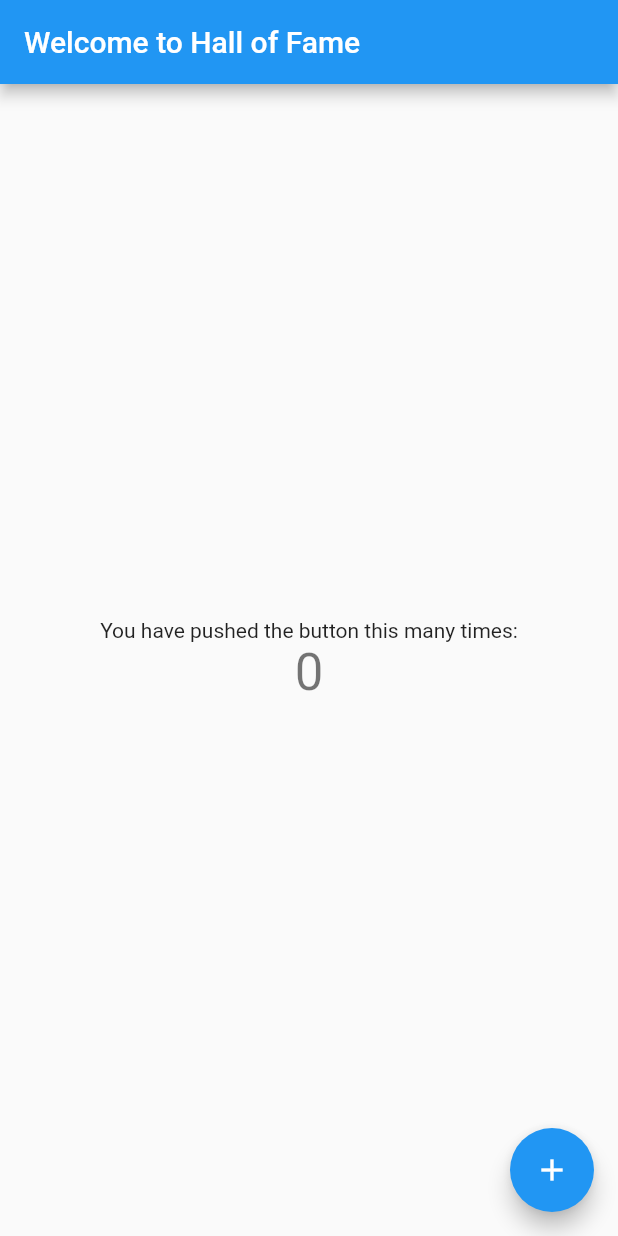
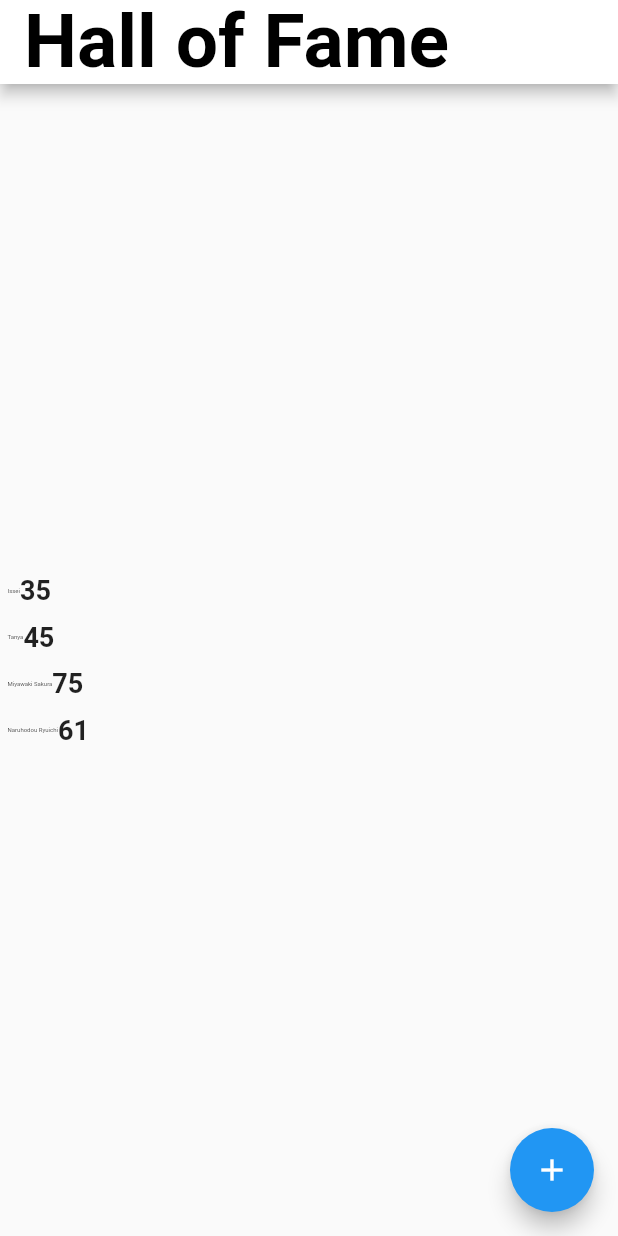
Before and after one commit to Tharamac/flutter-score-list, a Flutter app: the screen it shows after launch, on a phone screen of 412 x 824 dp. Run offline on Flutter 3.47's test engine with Material 2 defaults, Android fonts, the phone set to English and light mode, and no system bars.

```diff
--- a/lib/main.dart
+++ b/lib/main.dart
@@ -3,6 +3,8 @@ import 'package:score_list/config/routes.dart';
 import 'pages/edit_score_page.dart';
 import 'pages/home_page.dart';
 import 'pages/personal_data_page.dart';
+
+ // Sept 23rd , create tag part2 before 5pm
 
 void main() {
   runApp(MyApp());
@@ -13,14 +15,13 @@ class MyApp extends StatelessWidget {
   @override
   Widget build(BuildContext context) {
     return MaterialApp(
-      title: 'Flutter Demo',
+      title: 'Hall of Fame',
       debugShowCheckedModeBanner: false,
       theme: ThemeData(
         primarySwatch: Colors.blue,
         visualDensity: VisualDensity.adaptivePlatformDensity,
 
       ),
-      home: HomePage(title: 'Welcome to Hall of Fame'),
       routes: {
         AppRoutes.home : (context) => HomePage(),
         AppRoutes.personalDataPage : (context) =>  PersonalDataPage(),
--- a/lib/pages/home_page.dart
+++ b/lib/pages/home_page.dart
@@ -1,7 +1,11 @@
 import 'package:flutter/material.dart';
+import 'package:score_list/widget/score_view.dart';
+
+
+
+
 
 class HomePage extends StatefulWidget {
-  HomePage({Key key, this.title}) : super(key: key);
 
   // This widget is the home page of your application. It is stateful, meaning
   // that it has a State object (defined below) that contains fields that affect
@@ -12,14 +16,21 @@ class HomePage extends StatefulWidget {
   // used by the build method of the State. Fields in a Widget subclass are
   // always marked "final".
 
-  final String title;
+
 
   @override
   _HomePageState createState() => _HomePageState();
 }
 
 class _HomePageState extends State<HomePage> {
-  int _counter = 0;
+
+  var scoreData = {
+    "Issei" : 35,
+    "Tanya" : 45,
+    "Miyawaki Sakura": 75,
+    "Naruhodou Ryuichi": 61
+  };
+
 
   void _incrementCounter() {
     setState(() {
@@ -28,7 +39,7 @@ class _HomePageState extends State<HomePage> {
       // so that the display can reflect the updated values. If we changed
       // _counter without calling setState(), then the build method would not be
       // called again, and so nothing would appear to happen.
-      _counter++;
+
     });
   }
 
@@ -44,7 +55,15 @@ class _HomePageState extends State<HomePage> {
       appBar: AppBar(
         // Here we take the value from the MyHomePage object that was created by
         // the App.build method, and use it to set our appbar title.
-        title: Text(widget.title),
+        backgroundColor: Colors.white,
+        title: Text(
+          "Hall of Fame",
+          style: TextStyle(
+            color: Colors.black,
+            fontSize: 50,
+            fontWeight: FontWeight.w700
+          ),
+        ),
       ),
       body: Center(
         // Center is a layout widget. It takes a single child and positions it
@@ -65,15 +84,7 @@ class _HomePageState extends State<HomePage> {
           // axis because Columns are vertical (the cross axis would be
           // horizontal).
           mainAxisAlignment: MainAxisAlignment.center,
-          children: <Widget>[
-            Text(
-              'You have pushed the button this many times:',
-            ),
-            Text(
-              '$_counter',
-              style: Theme.of(context).textTheme.headline4,
-            ),
-          ],
+          children: scoreData.entries.map((person) => ScoreView(name: person.key, score: person.value)).toList()
         ),
       ),
       floatingActionButton: FloatingActionButton(
--- a/lib/widget/score_view.dart
+++ b/lib/widget/score_view.dart
@@ -1,15 +1,36 @@
 import 'package:flutter/material.dart';
 
-class scoreView extends StatefulWidget {
-  @override
-  _scoreViewState createState() => _scoreViewState();
-}
-
-class _scoreViewState extends State<scoreView> {
+class ScoreView extends StatelessWidget {
+  final String name;
+  final int score;
+  ScoreView({this.name, this.score});
   @override
   Widget build(BuildContext context) {
     return Container(
-
+      padding: EdgeInsets.all(5),
+      child: Row(
+        children: [
+          Text(
+            name,
+            style: TextStyle(
+              fontSize: 4,
+              fontWeight: FontWeight.normal
+            ),
+          ),
+          Text(
+            '$score',
+            style:  TextStyle(
+              fontSize: 18,
+              fontWeight: FontWeight.w700
+            ),
+          )
+        ],
+      ),
     );
   }
+
 }
+
+// class _ScoreViewState extends State<ScoreView> {
+
+// }
```
